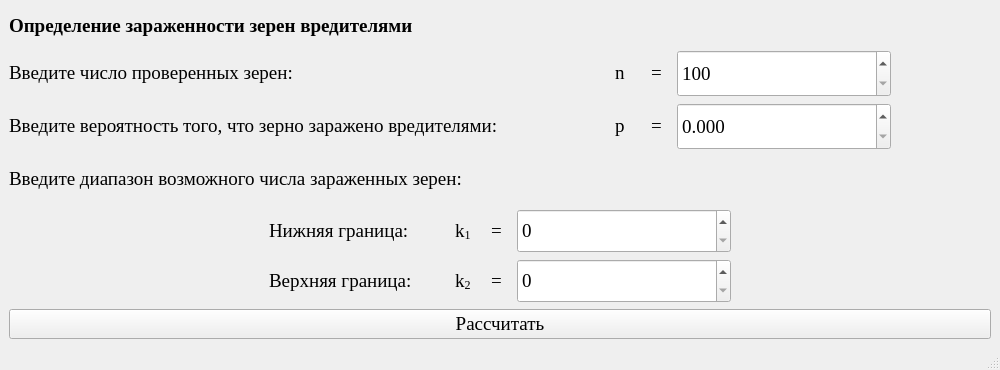
Above: files/MainWindow.ui from Vovadoes/DGIP before the change. Below: the same form after it.
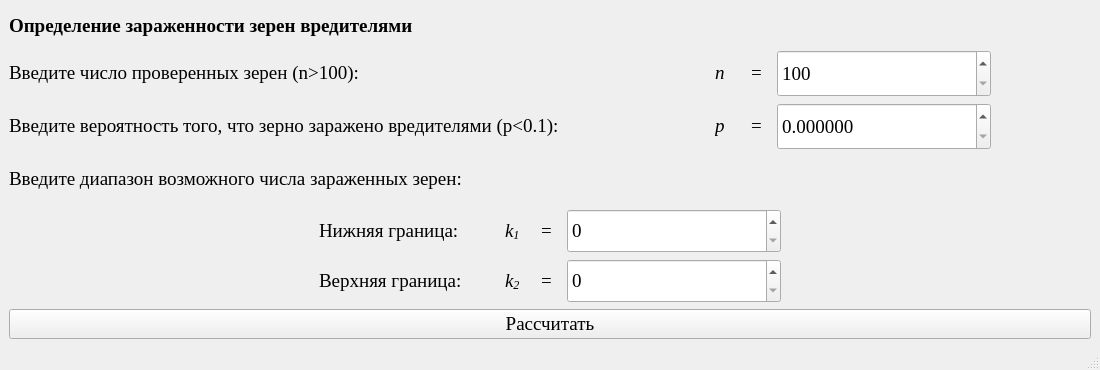
That is the form after the change.

```diff
--- a/files/MainWindow.ui
+++ b/files/MainWindow.ui
@@ -6,19 +6,19 @@
    <rect>
     <x>0</x>
     <y>0</y>
-    <width>1000</width>
+    <width>1100</width>
     <height>370</height>
    </rect>
   </property>
   <property name="minimumSize">
    <size>
-    <width>1000</width>
+    <width>1100</width>
     <height>370</height>
    </size>
   </property>
   <property name="maximumSize">
    <size>
-    <width>1000</width>
+    <width>1100</width>
     <height>370</height>
    </size>
   </property>
@@ -81,7 +81,7 @@
          <widget class="QLabel" name="label_6">
           <property name="minimumSize">
            <size>
-            <width>600</width>
+            <width>700</width>
             <height>35</height>
            </size>
           </property>
@@ -92,7 +92,7 @@
            </font>
           </property>
           <property name="text">
-           <string>&lt;html&gt;&lt;head/&gt;&lt;body&gt;&lt;p&gt;Введите вероятность того, что зерно заражено вредителями:&lt;/p&gt;&lt;/body&gt;&lt;/html&gt;</string>
+           <string>&lt;html&gt;&lt;head/&gt;&lt;body&gt;&lt;p&gt;Введите вероятность того, что зерно заражено вредителями (p&amp;lt;0.1):&lt;/p&gt;&lt;/body&gt;&lt;/html&gt;</string>
           </property>
          </widget>
         </item>
@@ -117,7 +117,7 @@
            </font>
           </property>
           <property name="decimals">
-           <number>3</number>
+           <number>6</number>
           </property>
           <property name="maximum">
            <double>0.099000000000000</double>
@@ -145,6 +145,7 @@
            <font>
             <family>Times New Roman</family>
             <pointsize>14</pointsize>
+            <italic>true</italic>
            </font>
           </property>
           <property name="text">
@@ -204,6 +205,7 @@
            <font>
             <family>Times New Roman</family>
             <pointsize>14</pointsize>
+            <italic>true</italic>
            </font>
           </property>
           <property name="text">
@@ -274,7 +276,7 @@
          <widget class="QLabel" name="label">
           <property name="minimumSize">
            <size>
-            <width>600</width>
+            <width>700</width>
             <height>35</height>
            </size>
           </property>
@@ -285,7 +287,7 @@
            </font>
           </property>
           <property name="text">
-           <string>&lt;html&gt;&lt;head/&gt;&lt;body&gt;&lt;p&gt;Введите число проверенных зерен:&lt;/p&gt;&lt;/body&gt;&lt;/html&gt;</string>
+           <string>&lt;html&gt;&lt;head/&gt;&lt;body&gt;&lt;p&gt;Введите число проверенных зерен (n&amp;gt;100):&lt;/p&gt;&lt;/body&gt;&lt;/html&gt;</string>
           </property>
          </widget>
         </item>
@@ -389,6 +391,7 @@
              <font>
               <family>Times New Roman</family>
               <pointsize>14</pointsize>
+              <italic>true</italic>
              </font>
             </property>
             <property name="text">
@@ -450,6 +453,7 @@
              <font>
               <family>Times New Roman</family>
               <pointsize>14</pointsize>
+              <italic>true</italic>
              </font>
             </property>
             <property name="text">
```
Left out of the diff: 2 changed lines with no effect on the pictures.
